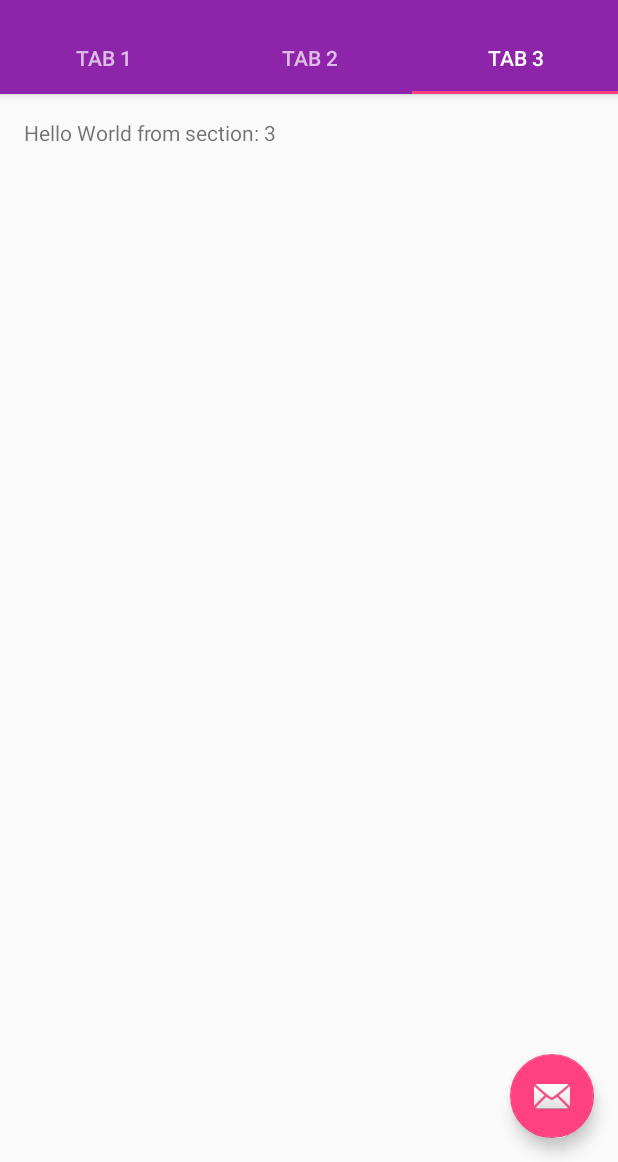
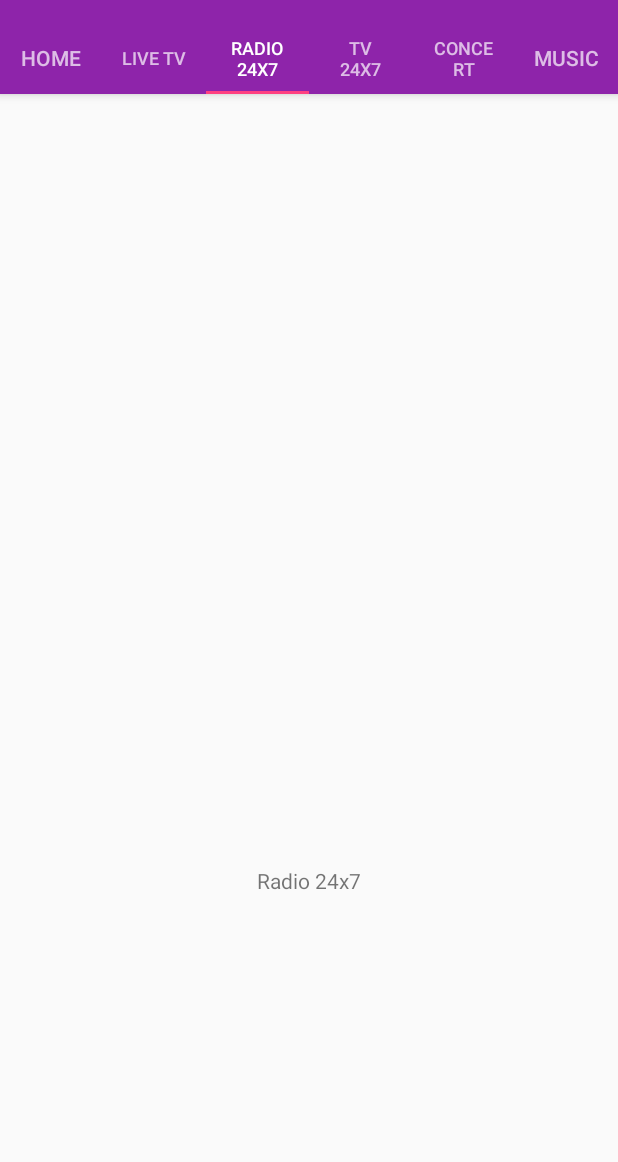
Before and after one commit to rahulkrishnan221/Ejoytv, an Android app: the screen it shows after launch (MainActivity), tab 3 chosen, on a phone screen of 412 x 824 dp, the part 74-1236 px from its top. Run offline under Robolectric (Android 15) with nearby library versions, the phone set to English and light mode, and no system bars.

Commit message:
All the necessary fragment(tabbed activity) added.

```diff
--- a/app/src/main/java/com/priwil/ejoytv/MainActivity.java
+++ b/app/src/main/java/com/priwil/ejoytv/MainActivity.java
@@ -17,6 +17,7 @@ import android.view.MenuItem;
 import android.view.View;
 import android.view.ViewGroup;
 
+import android.widget.Switch;
 import android.widget.TextView;
 
 public class MainActivity extends AppCompatActivity {
@@ -56,14 +57,6 @@ public class MainActivity extends AppCompatActivity {
         mViewPager.addOnPageChangeListener(new TabLayout.TabLayoutOnPageChangeListener(tabLayout));
         tabLayout.addOnTabSelectedListener(new TabLayout.ViewPagerOnTabSelectedListener(mViewPager));
 
-        FloatingActionButton fab = (FloatingActionButton) findViewById(R.id.fab);
-        fab.setOnClickListener(new View.OnClickListener() {
-            @Override
-            public void onClick(View view) {
-                Snackbar.make(view, "Replace with your own action", Snackbar.LENGTH_LONG)
-                        .setAction("Action", null).show();
-            }
-        });
 
     }
 
@@ -90,45 +83,8 @@ public class MainActivity extends AppCompatActivity {
         return super.onOptionsItemSelected(item);
     }
 
-    /**
-     * A placeholder fragment containing a simple view.
-     */
-    public static class PlaceholderFragment extends Fragment {
-        /**
-         * The fragment argument representing the section number for this
-         * fragment.
-         */
-        private static final String ARG_SECTION_NUMBER = "section_number";
 
-        public PlaceholderFragment() {
-        }
 
-        /**
-         * Returns a new instance of this fragment for the given section
-         * number.
-         */
-        public static PlaceholderFragment newInstance(int sectionNumber) {
-            PlaceholderFragment fragment = new PlaceholderFragment();
-            Bundle args = new Bundle();
-            args.putInt(ARG_SECTION_NUMBER, sectionNumber);
-            fragment.setArguments(args);
-            return fragment;
-        }
-
-        @Override
-        public View onCreateView(LayoutInflater inflater, ViewGroup container,
-                                 Bundle savedInstanceState) {
-            View rootView = inflater.inflate(R.layout.fragment_main, container, false);
-            TextView textView = (TextView) rootView.findViewById(R.id.section_label);
-            textView.setText(getString(R.string.section_format, getArguments().getInt(ARG_SECTION_NUMBER)));
-            return rootView;
-        }
-    }
-
-    /**
-     * A {@link FragmentPagerAdapter} that returns a fragment corresponding to
-     * one of the sections/tabs/pages.
-     */
     public class SectionsPagerAdapter extends FragmentPagerAdapter {
 
         public SectionsPagerAdapter(FragmentManager fm) {
@@ -139,13 +95,41 @@ public class MainActivity extends AppCompatActivity {
         public Fragment getItem(int position) {
             // getItem is called to instantiate the fragment for the given page.
             // Return a PlaceholderFragment (defined as a static inner class below).
-            return PlaceholderFragment.newInstance(position + 1);
+
+            switch(position) {
+                case 0:
+                    home_fragment ob=new home_fragment();
+                    return ob;
+                case 1:
+                    livetv_fragment obj = new livetv_fragment();
+                    return obj;
+                case 2:
+                    radio_24x7_fragment obj1 = new radio_24x7_fragment();
+                    return obj1;
+                case 3:
+                    tv_24x7_fragment ob2=new tv_24x7_fragment();
+                    return ob2;
+                case 4:
+                    concert_fragment ob3=new concert_fragment();
+                    return ob3;
+                case 5:
+                    music_fragment ob4=new music_fragment();
+                    return ob4;
+                    default:
+
+                        return null;
+            }
+
+
+
+
         }
 
         @Override
         public int getCount() {
-            // Show 3 total pages.
-            return 3;
+            // Show 6 total pages.
+            return 6;
         }
+
     }
 }
--- a/app/src/main/java/com/priwil/ejoytv/home_fragment.java
+++ b/app/src/main/java/com/priwil/ejoytv/home_fragment.java
@@ -1,8 +1,21 @@
 package com.priwil.ejoytv;
+
+import android.os.Bundle;
+import android.support.annotation.Nullable;
+import android.support.v4.app.Fragment;
+import android.view.LayoutInflater;
+import android.view.View;
+import android.view.ViewGroup;
 
 /**
  * Created by SURYA on 2/1/2018.
  */
 
-public class home_fragment {
+public class home_fragment extends Fragment {
+    @Nullable
+    @Override
+    public View onCreateView(LayoutInflater inflater, ViewGroup container, Bundle savedInstanceState) {
+        View view=inflater.inflate(R.layout.activity_home, container, false);
+    return view;
+    }
 }
--- a/app/src/main/java/com/priwil/ejoytv/livetv_fragment.java
+++ b/app/src/main/java/com/priwil/ejoytv/livetv_fragment.java
@@ -1,8 +1,21 @@
 package com.priwil.ejoytv;
+
+import android.os.Bundle;
+import android.support.annotation.Nullable;
+import android.support.v4.app.Fragment;
+import android.view.LayoutInflater;
+import android.view.View;
+import android.view.ViewGroup;
 
 /**
  * Created by SURYA on 2/1/2018.
  */
 
-public class livetv_fragment {
+public class livetv_fragment extends Fragment {
+    @Nullable
+    @Override
+    public View onCreateView(LayoutInflater inflater, ViewGroup container, Bundle savedInstanceState) {
+        View view=inflater.inflate(R.layout.activity_livetv, container, false);
+        return view;
+    }
 }
--- a/app/src/main/java/com/priwil/ejoytv/tv_24x7_fragment.java
+++ b/app/src/main/java/com/priwil/ejoytv/tv_24x7_fragment.java
@@ -1,8 +1,21 @@
 package com.priwil.ejoytv;
+
+import android.os.Bundle;
+import android.support.annotation.Nullable;
+import android.support.v4.app.Fragment;
+import android.view.LayoutInflater;
+import android.view.View;
+import android.view.ViewGroup;
 
 /**
  * Created by SURYA on 2/1/2018.
  */
 
-public class tv_24x7_fragment {
+public class tv_24x7_fragment extends Fragment {
+    @Nullable
+    @Override
+    public View onCreateView(LayoutInflater inflater, ViewGroup container, Bundle savedInstanceState) {
+        View view=inflater.inflate(R.layout.activity_tv_24x7_fragment, container, false);
+        return view;
+    }
 }
--- a/app/src/main/res/layout/activity_main.xml
+++ b/app/src/main/res/layout/activity_main.xml
@@ -49,6 +49,23 @@
                 android:layout_width="wrap_content"
                 android:layout_height="wrap_content"
                 android:text="@string/tab_text_3" />
+            <android.support.design.widget.TabItem
+                android:id="@+id/tabItem4"
+                android:layout_width="wrap_content"
+                android:layout_height="wrap_content"
+                android:text="@string/tab_text_4" />
+            <android.support.design.widget.TabItem
+                android:id="@+id/tabItem5"
+                android:layout_width="wrap_content"
+                android:layout_height="wrap_content"
+                android:text="@string/tab_text_5" />
+            <android.support.design.widget.TabItem
+                android:id="@+id/tabItem6"
+                android:layout_width="wrap_content"
+                android:layout_height="wrap_content"
+                android:text="@string/tab_text_6" />
+
+
 
         </android.support.design.widget.TabLayout>
     </android.support.design.widget.AppBarLayout>
@@ -59,12 +76,6 @@
         android:layout_height="match_parent"
         app:layout_behavior="@string/appbar_scrolling_view_behavior" />
 
-    <android.support.design.widget.FloatingActionButton
-        android:id="@+id/fab"
-        android:layout_width="wrap_content"
-        android:layout_height="wrap_content"
-        android:layout_gravity="end|bottom"
-        android:layout_margin="@dimen/fab_margin"
-        app:srcCompat="@android:drawable/ic_dialog_email" />
+
 
 </android.support.design.widget.CoordinatorLayout>
--- a/app/src/main/res/layout/activity_radio_24x7_fragment.xml
+++ b/app/src/main/res/layout/activity_radio_24x7_fragment.xml
@@ -1,6 +1,15 @@
 <?xml version="1.0" encoding="utf-8"?>
-<android.support.constraint.ConstraintLayout
+<RelativeLayout
     xmlns:android="http://schemas.android.com/apk/res/android" android:layout_width="match_parent"
     android:layout_height="match_parent">
 
-</android.support.constraint.ConstraintLayout>
+
+    <TextView
+        android:id="@+id/textView3"
+        android:layout_width="wrap_content"
+        android:layout_height="wrap_content"
+        android:layout_alignParentBottom="true"
+        android:layout_centerHorizontal="true"
+        android:layout_marginBottom="234dp"
+        android:text="Radio 24x7" />
+</RelativeLayout>
--- a/app/src/main/res/layout/activity_store_fragment.xml
+++ /dev/null
@@ -1,6 +0,0 @@
-<?xml version="1.0" encoding="utf-8"?>
-<android.support.constraint.ConstraintLayout
-    xmlns:android="http://schemas.android.com/apk/res/android" android:layout_width="match_parent"
-    android:layout_height="match_parent">
-
-</android.support.constraint.ConstraintLayout>
--- a/app/src/main/res/layout/fragment_main.xml
+++ /dev/null
@@ -1,22 +0,0 @@
-<android.support.constraint.ConstraintLayout xmlns:android="http://schemas.android.com/apk/res/android"
-    xmlns:app="http://schemas.android.com/apk/res-auto"
-    xmlns:tools="http://schemas.android.com/tools"
-    android:id="@+id/constraintLayout"
-    android:layout_width="match_parent"
-    android:layout_height="match_parent"
-    tools:context="com.priwil.ejoytv.MainActivity$PlaceholderFragment">
-
-    <TextView
-        android:id="@+id/section_label"
-        android:layout_width="wrap_content"
-        android:layout_height="wrap_content"
-        android:layout_marginBottom="@dimen/activity_vertical_margin"
-        android:layout_marginEnd="@dimen/activity_horizontal_margin"
-        android:layout_marginStart="@dimen/activity_horizontal_margin"
-        android:layout_marginTop="@dimen/activity_vertical_margin"
-        app:layout_constraintLeft_toLeftOf="parent"
-        app:layout_constraintTop_toTopOf="@+id/constraintLayout"
-        tools:layout_constraintLeft_creator="1"
-        tools:layout_constraintTop_creator="1" />
-
-</android.support.constraint.ConstraintLayout>
--- a/app/src/main/res/values/strings.xml
+++ b/app/src/main/res/values/strings.xml
@@ -1,9 +1,12 @@
 <resources>
     <string name="app_name">Ejoytv</string>
     <string name="title_activity_main">MainActivity</string>
-    <string name="tab_text_1">Tab 1</string>
-    <string name="tab_text_2">Tab 2</string>
-    <string name="tab_text_3">Tab 3</string>
+    <string name="tab_text_1">Home</string>
+    <string name="tab_text_2">Live Tv</string>
+    <string name="tab_text_3">Radio 24x7</string>
+    <string name="tab_text_4">Tv 24x7</string>
+    <string name="tab_text_5">Concert</string>
+    <string name="tab_text_6">Music</string>
     <string name="action_settings">Settings</string>
     <string name="section_format">Hello World from section: %1$d</string>
 </resources>
```
Also changed, not shown: app/src/main/java/com/priwil/ejoytv/concert_fragment.java (+14 -1 lines), app/src/main/java/com/priwil/ejoytv/music_fragment.java (+14 -1 lines), app/src/main/java/com/priwil/ejoytv/radio_24x7_fragment.java (+14 -1 lines), app/src/main/java/com/priwil/ejoytv/store_fragment.java (deleted, +0 -8 lines), app/src/main/res/layout/activity_concert.xml (+12 -2 lines), app/src/main/res/layout/activity_home.xml (+10 -2 lines), app/src/main/res/layout/activity_livetv.xml (+10 -2 lines), app/src/main/res/layout/activity_music_fragment.xml (+9 -2 lines), app/src/main/res/layout/activity_tv_24x7_fragment.xml (+9 -2 lines).
